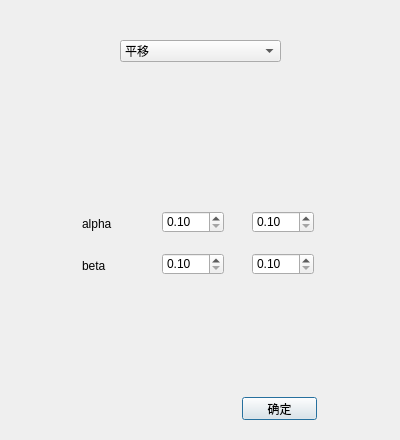
First picture: the form in ui/command_editor.ui, repository LJXLJXLJX/data_augmentation_qt, before the edit.
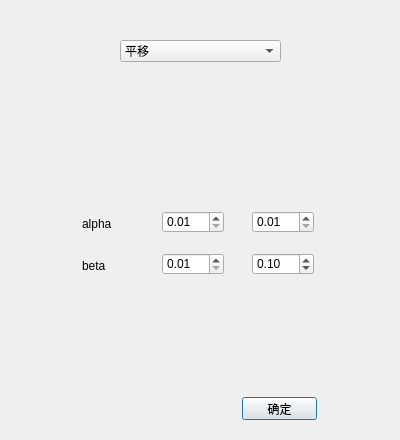
Second picture: the form after the edit. The open tabs and pages were chosen to show the change.

Patch:
```diff
--- a/ui/command_editor.ui
+++ b/ui/command_editor.ui
@@ -791,11 +791,14 @@
       </rect>
      </property>
      <property name="minimum">
-      <double>0.100000000000000</double>
+      <double>0.010000000000000</double>
      </property>
      <property name="maximum">
       <double>500.000000000000000</double>
      </property>
+     <property name="value">
+      <double>0.010000000000000</double>
+     </property>
     </widget>
     <widget class="QDoubleSpinBox" name="gammaNoiseBetaSpinBoxMax">
      <property name="geometry">
@@ -807,11 +810,14 @@
       </rect>
      </property>
      <property name="minimum">
-      <double>0.100000000000000</double>
+      <double>0.010000000000000</double>
      </property>
      <property name="maximum">
       <double>1000.000000000000000</double>
      </property>
+     <property name="value">
+      <double>0.100000000000000</double>
+     </property>
     </widget>
     <widget class="QDoubleSpinBox" name="gammaNoiseBetaSpinBoxMin">
      <property name="geometry">
@@ -823,11 +829,14 @@
       </rect>
      </property>
      <property name="minimum">
-      <double>0.100000000000000</double>
+      <double>0.010000000000000</double>
      </property>
      <property name="maximum">
       <double>1000.000000000000000</double>
      </property>
+     <property name="value">
+      <double>0.010000000000000</double>
+     </property>
     </widget>
     <widget class="QDoubleSpinBox" name="gammaNoiseAlphaSpinBoxMax">
      <property name="geometry">
@@ -838,12 +847,18 @@
        <height>22</height>
       </rect>
      </property>
+     <property name="decimals">
+      <number>2</number>
+     </property>
      <property name="minimum">
-      <double>0.100000000000000</double>
+      <double>0.010000000000000</double>
      </property>
      <property name="maximum">
       <double>500.000000000000000</double>
      </property>
+     <property name="value">
+      <double>0.010000000000000</double>
+     </property>
     </widget>
     <widget class="QLabel" name="gammaNoiseBetaLabel">
      <property name="geometry">
```
Left out of the diff: 128 changed lines with no effect on the pictures.
